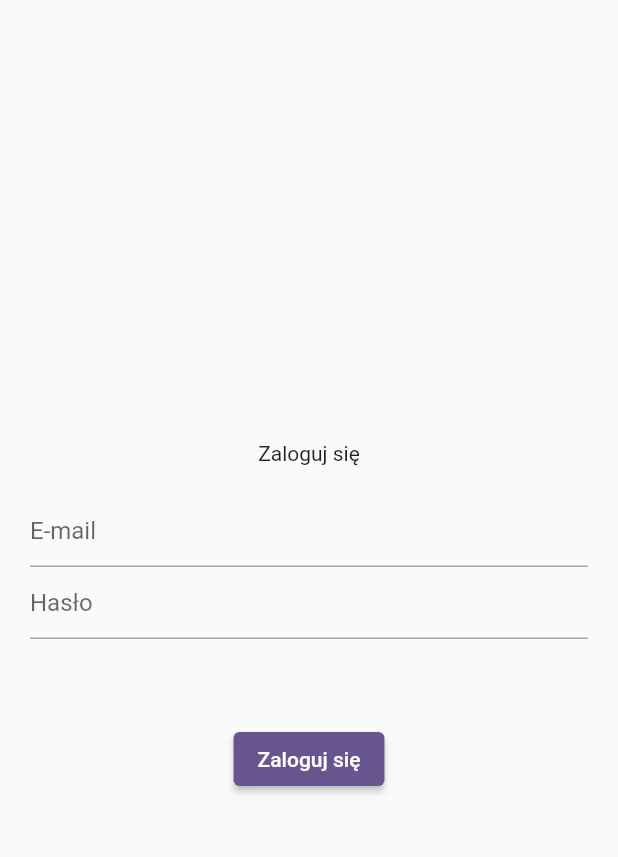
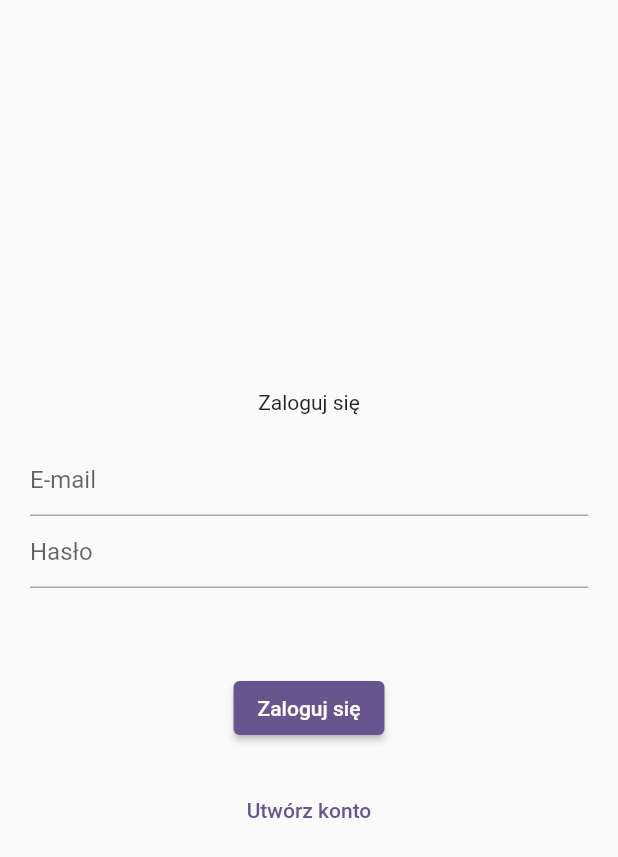
Before and after one commit to aleksandrarapior/pizza_pszczyna, a Flutter app: the screen it shows after launch, on a phone screen of 412 x 824 dp. Shown: the top 857 px of the screen. Run offline on Flutter 3.47's test engine with Material 3 defaults, Android fonts, the phone set to English and light mode, and no system bars; our stand-ins replace firebase_auth, firebase_core; accounts and stored records are empty.

Commit message:
Add registration

```diff
--- a/lib/app/login/login_page.dart
+++ b/lib/app/login/login_page.dart
@@ -15,6 +15,7 @@
 
 class _LoginPageState extends State<LoginPage> {
   var errorMessage = '';
+  var isCreatingAccount = false;
   @override
   Widget build(BuildContext context) {
     return Scaffold(
@@ -24,7 +25,9 @@
           child: Column(
             mainAxisAlignment: MainAxisAlignment.center,
             children: [
-              const Text('Zaloguj się'),
+              Text(isCreatingAccount == true
+                  ? 'Zarejestruj się'
+                  : 'Zaloguj się'),
               const SizedBox(height: 20),
               TextField(
                 controller: widget.emailController,
@@ -35,11 +38,26 @@
                 obscureText: true,
                 decoration: const InputDecoration(hintText: 'Hasło'),
               ),
+              const SizedBox(height: 20),
               Text(errorMessage),
-              const SizedBox(height: 20),
               const SizedBox(height: 20),
               ElevatedButton(
                 onPressed: () async {
+                  if (isCreatingAccount == true) {
+                    //Rejestracja
+                    try {
+                      await FirebaseAuth.instance
+                          .createUserWithEmailAndPassword(
+                        email: widget.emailController.text,
+                        password: widget.passwordController.text,
+                      );
+                    } catch (error) {
+                      setState(() {
+                        errorMessage = error.toString();
+                      });
+                    }
+                  } else {
+                    //logowanie
                     try {
                       await FirebaseAuth.instance.signInWithEmailAndPassword(
                         email: widget.emailController.text,
@@ -50,9 +68,33 @@
                         errorMessage = error.toString();
                       });
                     }
+                  }
                 },
-                child: const Text('Zaloguj się'),
+                child: Text(isCreatingAccount == true
+                    ? 'Zarejestruj się'
+                    : 'Zaloguj się'),
               ),
+              const SizedBox(height: 20),
+              if (isCreatingAccount == false) ...[
+                TextButton(
+                  onPressed: () {
+                    setState(() {
+                      isCreatingAccount = true;
+                    });
+                  },
+                  child: const Text('Utwórz konto'),
+                ),
+              ],
+              if (isCreatingAccount == true) ...[
+                TextButton(
+                  onPressed: () {
+                    setState(() {
+                      isCreatingAccount = false;
+                    });
+                  },
+                  child: const Text('Masz już konto?'),
+                ),
+              ],
             ],
           ),
         ),
```
Lines whose indentation alone changed are shown as unchanged.
